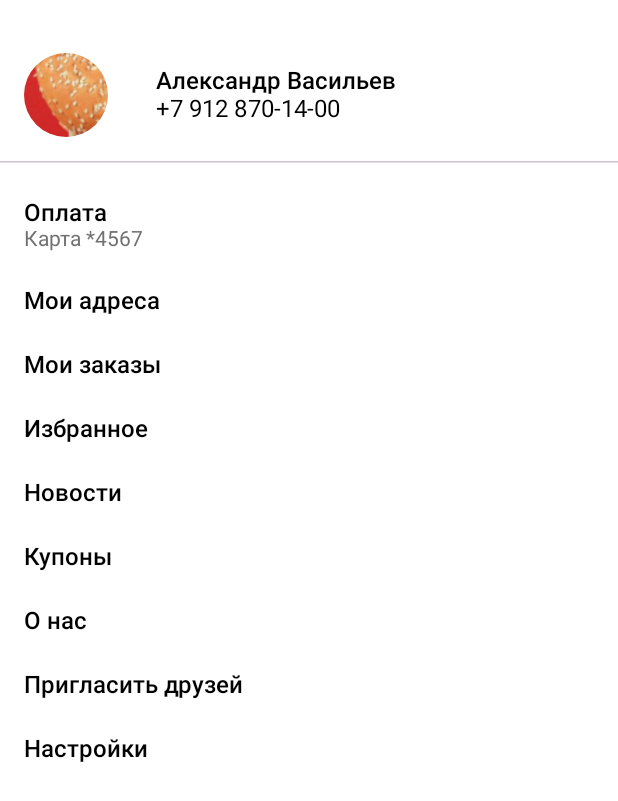
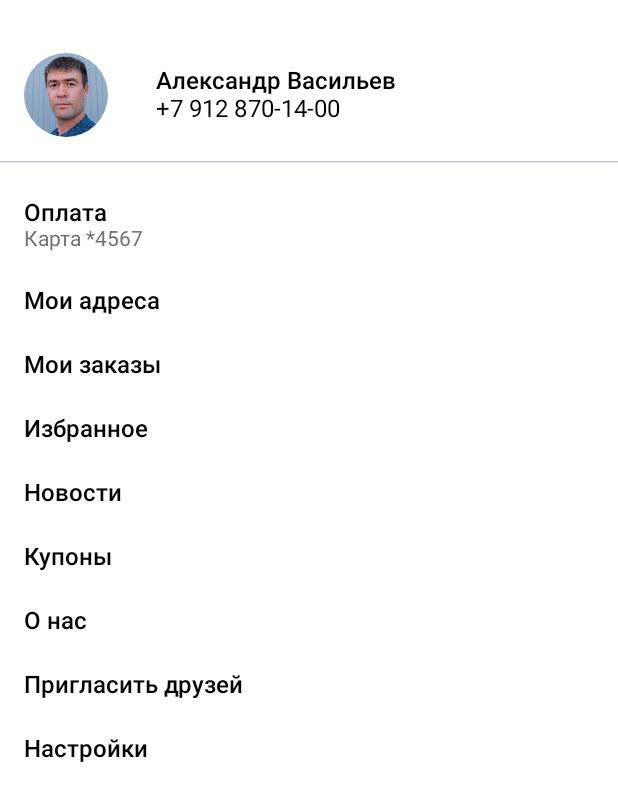
Before and after one commit to alemivas/Food_delivery, an Android app built with Jetpack Compose: the @Preview function Preview, on a phone screen of 412 x 824 dp. Shown: the top 801 px of the screen. Run offline under Robolectric (Android 15) with nearby library versions, the phone set to English and light mode, and no system bars.

Commit message:
добавил работу бокового меню

```diff
--- a/app/src/main/java/com/example/fooddelivery/View/components/Menu.kt
+++ b/app/src/main/java/com/example/fooddelivery/View/components/Menu.kt
@@ -1,6 +1,7 @@
 package com.example.fooddelivery.View.components
 
 import androidx.compose.foundation.Image
+import androidx.compose.foundation.background
 import androidx.compose.foundation.clickable
 import androidx.compose.foundation.layout.Column
 import androidx.compose.foundation.layout.Row
@@ -30,6 +31,7 @@ fun Menu (){
     Column(
         modifier = Modifier
             .padding(top = 35.dp)
+            .background(Color.White)
     ) {
         Row(
             modifier = Modifier
@@ -38,7 +40,7 @@ fun Menu (){
             verticalAlignment = Alignment.CenterVertically
         ) {
             Image(
-                painter = BitmapPainter(ImageBitmap.imageResource(R.drawable.promo_banner_2)),
+                painter = BitmapPainter(ImageBitmap.imageResource(R.drawable.myphoto)),
                 contentDescription = "image",
                 modifier = Modifier
                     .size(56.dp)
```
Also changed, not shown: app/src/main/java/com/example/fooddelivery/View/MainScreen.kt (+24 -2 lines), app/src/main/java/com/example/fooddelivery/MainActivity.kt (line endings or trailing spaces), app/src/main/res/drawable/myphoto.jpg (added).
